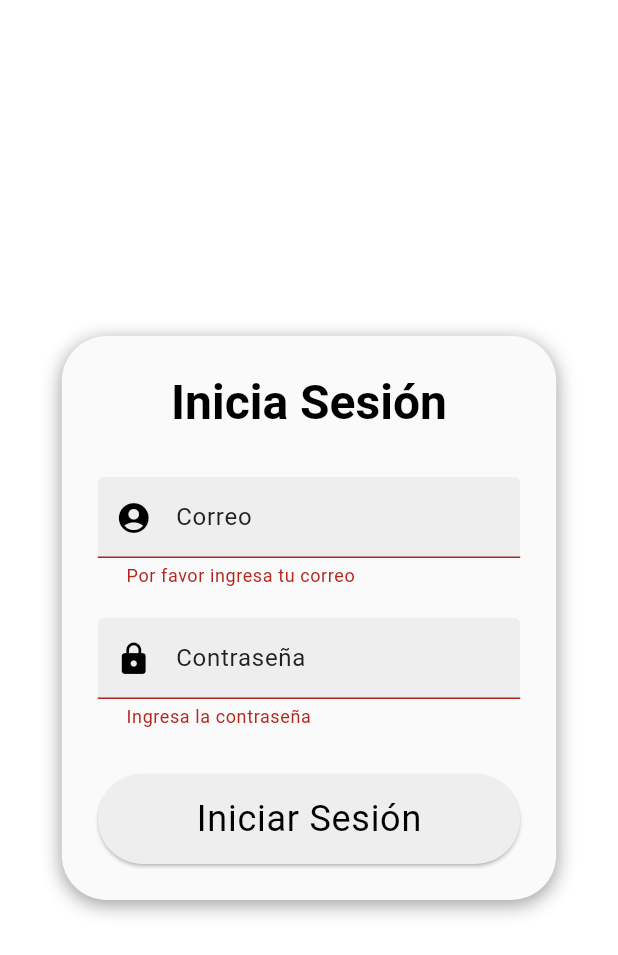
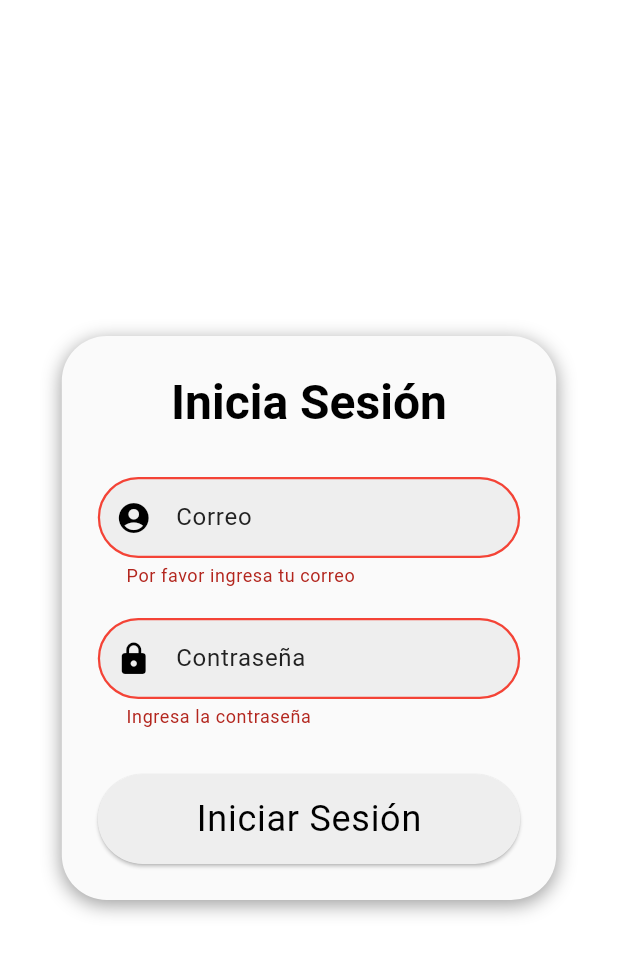
Before and after one commit to Bxnj1ta/Residencias, a Flutter app: the screen it shows after launch, after a tap on "Iniciar Sesión", on a phone screen of 412 x 824 dp. Shown: the top 955 px of the screen. Run offline on Flutter 3.47's test engine with Material 3 defaults, Android fonts, the phone set to English and light mode, and no system bars; our stand-ins replace flutter_dotenv, geolocator; missing offline and left inert: mapbox_maps_flutter; Roboto replaces fonts that are missing (Poppins).

```diff
--- a/lib/screens/daily/daily_screen.dart
+++ b/lib/screens/daily/daily_screen.dart
@@ -19,11 +19,6 @@ class DailyScreen extends StatelessWidget {
         .firstWhere((r) => r['home_clean_register_state'] == 'Proceso', orElse: () => {});
 
         return Scaffold(
-          appBar: CustomAppBar(
-            titulo: 'Residencias del Día',
-            rightIcon: Icons.refresh,
-            onRightPressed: () => agenda.cargarAgenda(),
-          ),
           body: agenda.cargando
               ? Center(child: CircularProgressIndicator())
               : agenda.error != null
--- a/lib/themes/input_theme.dart
+++ b/lib/themes/input_theme.dart
@@ -17,6 +17,20 @@ class MyInputTheme {
       borderRadius: BorderRadius.circular(30),
       borderSide: BorderSide(
         color: MyTheme.dark2,
+        width: 2,
+      ),
+    ),
+    errorBorder: OutlineInputBorder(
+      borderRadius: BorderRadius.circular(30),
+      borderSide: BorderSide(
+        color: Colors.red,
+        width: 1.5,
+      ),
+    ),
+    focusedErrorBorder: OutlineInputBorder(
+      borderRadius: BorderRadius.circular(30),
+      borderSide: BorderSide(
+        color: Colors.redAccent,
         width: 2,
       ),
     ),
@@ -40,6 +54,20 @@ class MyInputTheme {
         width: 2,
       ),
     ),
+    errorBorder: OutlineInputBorder(
+      borderRadius: BorderRadius.circular(30),
+      borderSide: BorderSide(
+        color: Colors.red,
+        width: 1.5,
+      ),
+    ),
+    focusedErrorBorder: OutlineInputBorder(
+      borderRadius: BorderRadius.circular(30),
+      borderSide: BorderSide(
+        color: Colors.redAccent,
+        width: 2,
+      ),
+    ),
     filled: true,
     fillColor: MyTheme.dark2,
     focusColor: MyTheme.dark1
--- a/lib/themes/my_themes.dart
+++ b/lib/themes/my_themes.dart
@@ -29,7 +29,11 @@ class MyTheme {
     bottomNavigationBarTheme: MyBottomNavBarTheme.light,
     cardTheme: CardTheme(color: light2,),
     inputDecorationTheme: MyInputTheme.light,
-    textSelectionTheme: TextSelectionThemeData(cursorColor: dark1),
+    textSelectionTheme: TextSelectionThemeData(
+      cursorColor: dark1,
+      selectionColor: dark3,
+      selectionHandleColor: dark2,
+    ),
     iconTheme: IconThemeData(color: Colors.black),
     buttonTheme: MyButtonTheme.light,
     elevatedButtonTheme: MyElevatedButtonTheme.light,
@@ -49,7 +53,11 @@ class MyTheme {
     bottomNavigationBarTheme: MyBottomNavBarTheme.dark,
     cardTheme: CardTheme(color: dark2,),
     inputDecorationTheme: MyInputTheme.dark,
-    textSelectionTheme: TextSelectionThemeData(cursorColor: light1),
+    textSelectionTheme: TextSelectionThemeData(
+      cursorColor: light1,
+      selectionColor: light3,
+      selectionHandleColor: light2,
+    ),
     iconTheme: IconThemeData(color: Colors.white),
     buttonTheme: MyButtonTheme.dark,
     elevatedButtonTheme: MyElevatedButtonTheme.dark,
--- a/lib/ui/custom_textfield.dart
+++ b/lib/ui/custom_textfield.dart
@@ -27,6 +27,7 @@ class CustomTextField extends StatelessWidget {
       obscureText: obscureText,
       keyboardType: keyboardType,
       validator: validator,
+      cursorColor: Theme.of(context).inputDecorationTheme.focusedBorder?.borderSide.color, // Color del cursor personalizado
       decoration: InputDecoration(
         hintText: hintText,
         prefixIcon: Icon(prefixIcon, color: Theme.of(context).iconTheme.color),
```
Also changed, not shown: lib/screens/historial/historial_screen.dart (+0 -27 lines), lib/screens/home_screen.dart (+27 -0 lines), lib/screens/mapa/mapa_screen.dart (+12 -23 lines), lib/widgets/mapa/mapa_residencias.dart (+56 -10 lines), lib/widgets/residencias/detalle_card.dart (+12 -8 lines).
